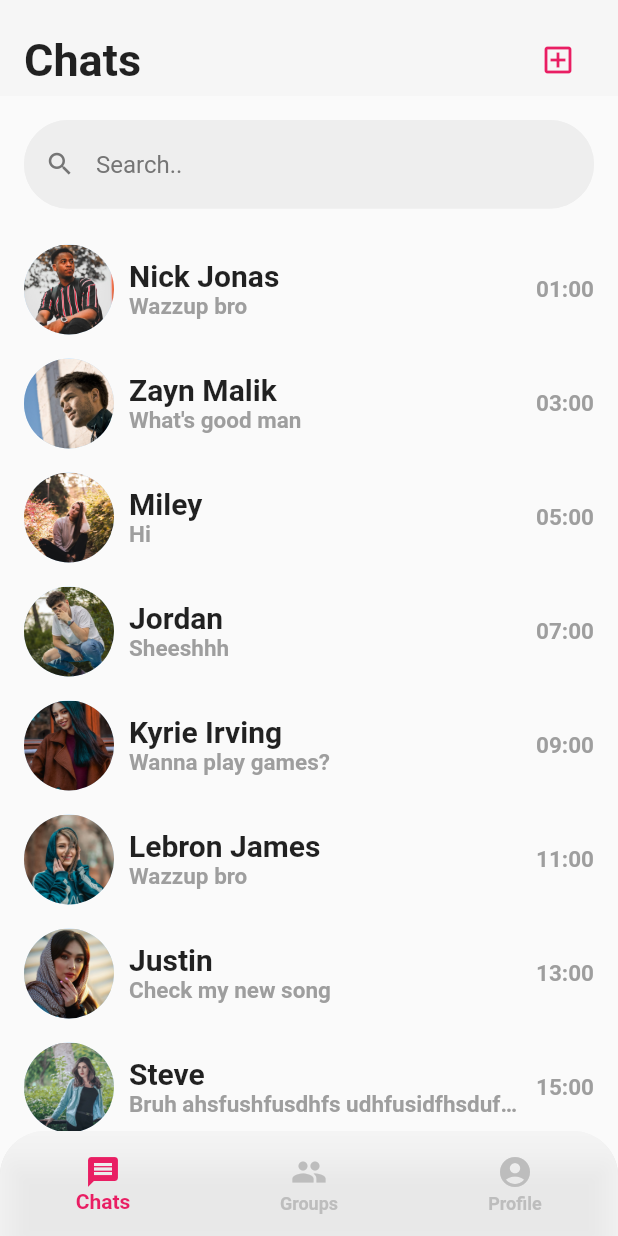
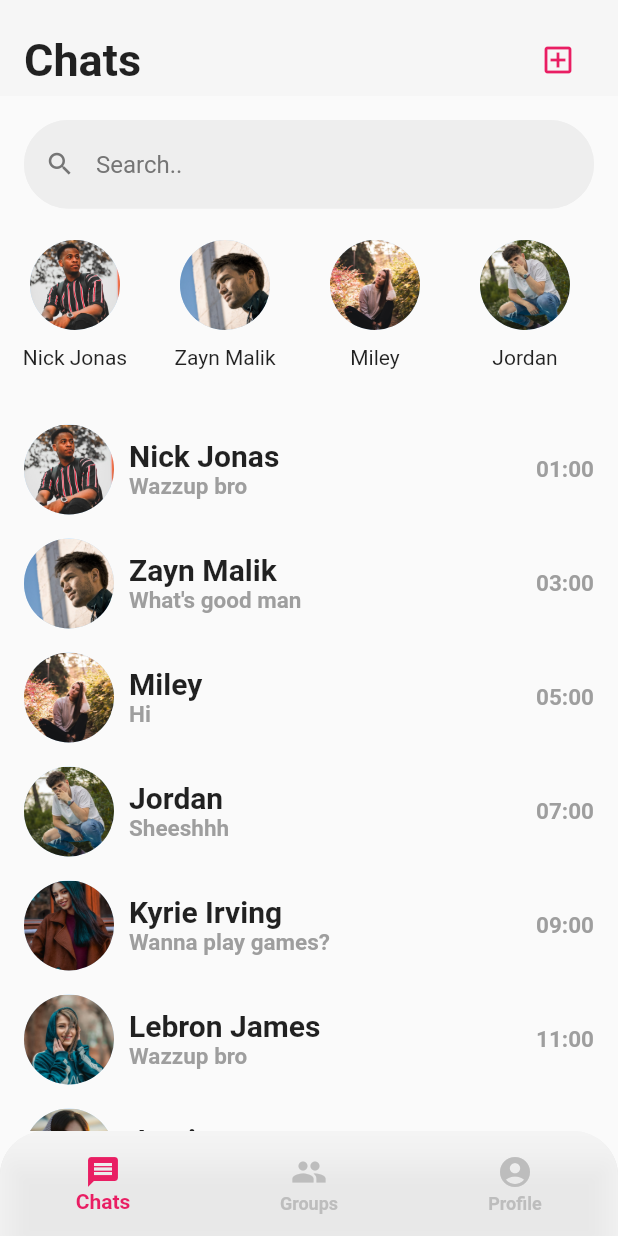
Before and after one commit to trongduc1509/chatapp, a Flutter app: the screen it shows after launch, on a phone screen of 412 x 824 dp. Run offline on Flutter 3.47's test engine with Material 2 defaults, Android fonts, the phone set to English and light mode, and no system bars; our stand-ins replace firebase_core, google_fonts; accounts and stored records are empty.

Commit message:
Finishing clone homepage messenger

```diff
--- a/lib/main.dart
+++ b/lib/main.dart
@@ -1,4 +1,4 @@
-import 'package:chatapp/screens/home_page_practice_UI.dart';
+import 'package:chatapp/screens/screen.dart';
 import 'package:flutter/material.dart';
 import 'package:firebase_core/firebase_core.dart';
 import 'screens/screen.dart';
--- a/lib/screens/home_page_practice_UI.dart
+++ b/lib/screens/home_page_practice_UI.dart
@@ -140,10 +140,10 @@ class _HomePageState extends State<HomePage> with TickerProviderStateMixin {
                       ],
                     ),
                   ),
-                  Center(
+                  const Center(
                     child: Text('Groups'),
                   ),
-                  Center(
+                  const Center(
                     child: Text('Profile'),
                   )
                 ],
--- a/lib/screens/home_screen.dart
+++ b/lib/screens/home_screen.dart
@@ -1,4 +1,4 @@
-import 'package:chatapp/components/chat_item.dart';
+import 'package:chatapp/components/component.dart';
 import 'package:chatapp/models/chat_user.dart';
 import 'package:flutter/material.dart';
 
@@ -75,6 +75,8 @@ class _HomeScreenState extends State<HomeScreen> {
                           TextStyle(fontSize: 30, fontWeight: FontWeight.bold),
                     ),
                     IconButton(
+                        splashColor: Colors.transparent,
+                        highlightColor: Colors.transparent,
                         color: Colors.pink,
                         onPressed: () {},
                         icon: const Icon(Icons.add_box_outlined))
@@ -109,6 +111,17 @@ class _HomeScreenState extends State<HomeScreen> {
                               ),
                             ),
                           )),
+                      SizedBox(
+                        height: 120,
+                        child: ListView.builder(
+                          scrollDirection: Axis.horizontal,
+                          itemCount: tempList.length,
+                          shrinkWrap: true,
+                          itemBuilder: (context, index) => RecentChatItem(
+                              image: tempList[index].avatar,
+                              name: tempList[index].name),
+                        ),
+                      ),
                       ListView.builder(
                         itemCount: tempList.length,
                         shrinkWrap: true,
@@ -130,6 +143,11 @@ class _HomeScreenState extends State<HomeScreen> {
           child: ClipRRect(
             borderRadius: const BorderRadius.only(
                 topLeft: Radius.circular(30), topRight: Radius.circular(30)),
+            child: Theme(
+              data: ThemeData(
+                splashColor: Colors.transparent,
+                highlightColor: Colors.transparent,
+              ),
               child: BottomNavigationBar(
                 backgroundColor: Colors.grey.shade100.withOpacity(0.8),
                 selectedItemColor: Colors.pink,
@@ -157,6 +175,7 @@ class _HomeScreenState extends State<HomeScreen> {
                 ],
               ),
             ),
+          ),
         ));
   }
 }
```
Lines whose indentation alone changed are shown as unchanged.
